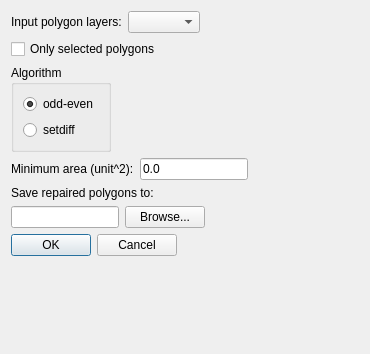
This is Prepair/ui_prepair.ui in tudelft3d/prepair-qgis as Qt 5 draws it before an edit. The edited form follows.
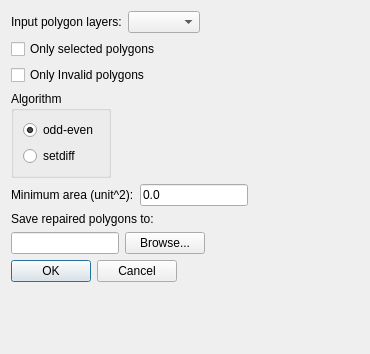
This is the edited form.

Commit message:
checkbox to repair only the invalid ones
validation performed with GEOS (which does *not* check for ring
orientation, but yeah tough)

```diff
--- a/Prepair/ui_prepair.ui
+++ b/Prepair/ui_prepair.ui
@@ -37,9 +37,16 @@
        </property>
       </widget>
      </item>
+     <item>
+      <widget class="QCheckBox" name="onlyInvalid">
+       <property name="text">
+        <string>Only Invalid polygons</string>
+       </property>
+      </widget>
+     </item>
     </layout>
    </item>
-   <item row="1" column="0">
+   <item row="2" column="0">
     <widget class="QGroupBox" name="groupBox">
      <property name="title">
       <string>Algorithm</string>
@@ -65,7 +72,7 @@
      </layout>
     </widget>
    </item>
-   <item row="2" column="0">
+   <item row="3" column="0">
     <layout class="QHBoxLayout" name="horizontalLayout_2">
      <item>
       <widget class="QLabel" name="label_2">
@@ -83,7 +90,7 @@
      </item>
     </layout>
    </item>
-   <item row="3" column="0">
+   <item row="4" column="0">
     <layout class="QVBoxLayout" name="verticalLayout">
      <item>
       <widget class="QLabel" name="label">
@@ -115,7 +122,7 @@
      </item>
     </layout>
    </item>
-   <item row="4" column="0">
+   <item row="5" column="0">
     <widget class="QDialogButtonBox" name="buttonBox">
      <property name="orientation">
       <enum>Qt::Horizontal</enum>
```
Left out of the diff: 11 changed lines with no effect on the pictures. The commit also changes 2 other files.
